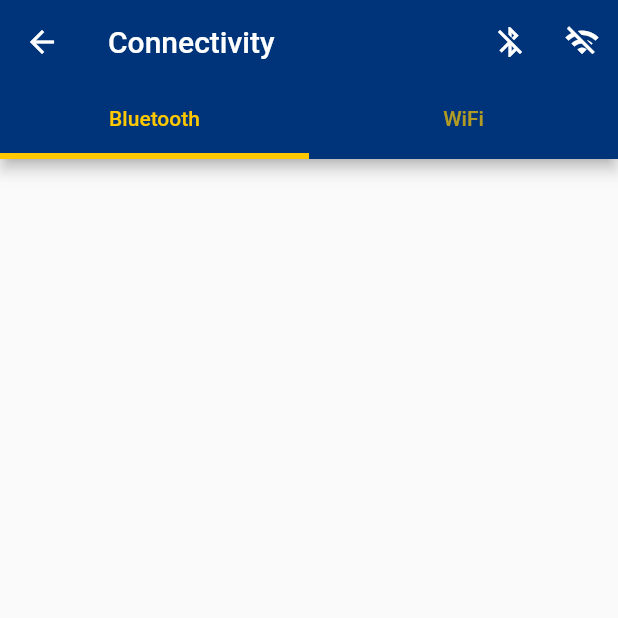
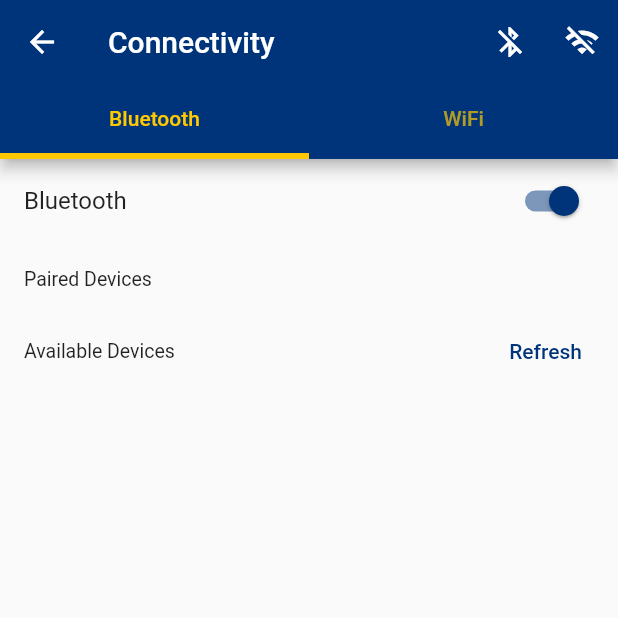
Before and after one commit to Dattatreya08/AutomationFlutter, a Flutter app: the screen it shows after launch, after a tap on the "connect without contact" icon, on a phone screen of 412 x 824 dp, the top half of it. Run offline on Flutter 3.47's test engine with Material 2 defaults, Android fonts, the phone set to English and light mode, and no system bars; our stand-ins replace flutter_bluetooth_serial; Roboto replaces fonts that are missing (Poppins).

Commit message:
Bluetooth Paired Avaliable Devices List

```diff
--- a/lib/screens/bluetooth_connectivity.dart
+++ b/lib/screens/bluetooth_connectivity.dart
@@ -7,13 +7,34 @@ class BluetoothDevicesPage extends StatefulWidget {
 }
 
 class _BluetoothDevicesPageState extends State<BluetoothDevicesPage> {
-  List<BluetoothDevice> _devicesList = [];
+  List<BluetoothDevice> _pairedDevices = [];
+  List<BluetoothDevice> _availableDevices = [];
   bool _isDiscovering = false;
+  bool? _isBluetoothEnabled;
 
   @override
   void initState() {
     super.initState();
+    _checkBluetoothStatus();
     _startDiscovery();
+    _getPairedDevices();
+  }
+
+  Future<void> _checkBluetoothStatus() async {
+    bool? isEnabled = await FlutterBluetoothSerial.instance.isEnabled;
+    setState(() {
+      _isBluetoothEnabled = isEnabled;
+    });
+  }
+
+  Future<void> _enableBluetooth() async {
+    await FlutterBluetoothSerial.instance.requestEnable();
+    _checkBluetoothStatus();
+  }
+
+  Future<void> _disableBluetooth() async {
+    await FlutterBluetoothSerial.instance.requestDisable();
+    _checkBluetoothStatus();
   }
 
   @override
@@ -22,14 +43,14 @@ class _BluetoothDevicesPageState extends State<BluetoothDevicesPage> {
     super.dispose();
   }
 
-  void _startDiscovery() async {
+  dynamic _startDiscovery() async {
     setState(() {
       _isDiscovering = true;
     });
 
     FlutterBluetoothSerial.instance.startDiscovery().listen((r) {
       setState(() {
-        _devicesList.add(r.device);
+        _availableDevices.add(r.device);
       });
     }).onDone(() {
       setState(() {
@@ -42,31 +63,94 @@ class _BluetoothDevicesPageState extends State<BluetoothDevicesPage> {
     FlutterBluetoothSerial.instance.cancelDiscovery();
   }
 
+  Future<void> _getPairedDevices() async {
+    List<BluetoothDevice> devices =
+    await FlutterBluetoothSerial.instance.getBondedDevices();
+    setState(() {
+      _pairedDevices = devices;
+    });
+  }
+
+  Future<void> _refreshDevices() async {
+    setState(() {
+      _availableDevices.clear();
+    });
+    await _startDiscovery();
+  }
+
   @override
   Widget build(BuildContext context) {
-    return Column(
-      children: [
-        if (_isDiscovering)
-          Padding(
-            padding: const EdgeInsets.all(8.0),
-            child: CircularProgressIndicator(),
+    return RefreshIndicator(
+      onRefresh: () => _refreshDevices(),
+      child: ListView.builder(
+        itemCount: _pairedDevices.length + _availableDevices.length + 3,
+        itemBuilder: (context, index) {
+          if (index == 0) {
+            // Display toggle button for Bluetooth
+            return ListTile(
+              title: Text('Bluetooth'),
+              trailing: Switch(
+                value: _isBluetoothEnabled ?? false,
+                onChanged: (value) {
+                  if (value) {
+                    _enableBluetooth();
+                  } else {
+                    _disableBluetooth();
+                  }
+                },
               ),
-        Expanded(
-          child: ListView.builder(
-            itemCount: _devicesList.length,
-            itemBuilder: (context, index) {
-              BluetoothDevice device = _devicesList[index];
+            );
+          }   else if (index == 1) {
+            // Display "Paired Devices" ListTile
             return ListTile(
-                title: Text(device.address ?? ''),
+                            title: Text('Paired Devices'),
+              dense: true,
+            );
+          } else if (index <= _pairedDevices.length + 1) {
+            // Display paired device ListTile
+            BluetoothDevice device = _pairedDevices[index - 2];
+            return ListTile(
+              leading: Icon(Icons.devices_other_outlined),
+              title: Text(device.name ?? 'Unknown Device'),
               subtitle: Text(device.address),
               onTap: () {
                 // Handle device selection
               },
             );
+          } else if (index == _pairedDevices.length + 2) {
+            // Display "Available Devices" ListTile with refresh button
+            return ListTile(
+              title: const Text('Available Devices'),
+              dense: true,
+              trailing: _isDiscovering
+                  ? const SizedBox(
+                width: 20,
+                height: 20,
+                child: CircularProgressIndicator(
+                  strokeWidth: 2,
+                  valueColor: AlwaysStoppedAnimation<Color>(Colors.blue),
+                ),
+              )
+                  : TextButton(
+                onPressed: _refreshDevices,
+                child: const Text('Refresh'),
+              ),
+            );
+          } else {
+            // Display available device ListTile
+            BluetoothDevice device =
+            _availableDevices[index - _pairedDevices.length - 3];
+            return ListTile(
+              leading: const Icon(Icons.device_hub_outlined),
+              title: Text(device.name ?? 'Unknown Device'),
+              subtitle: Text(device.address),
+              onTap: () {
+                // Handle device selection
+              },
+            );
+          }
         },
       ),
-        ),
-      ],
     );
   }
 }
```
Also changed, not shown: 1 other file. Lines whose indentation alone changed are shown as unchanged.
